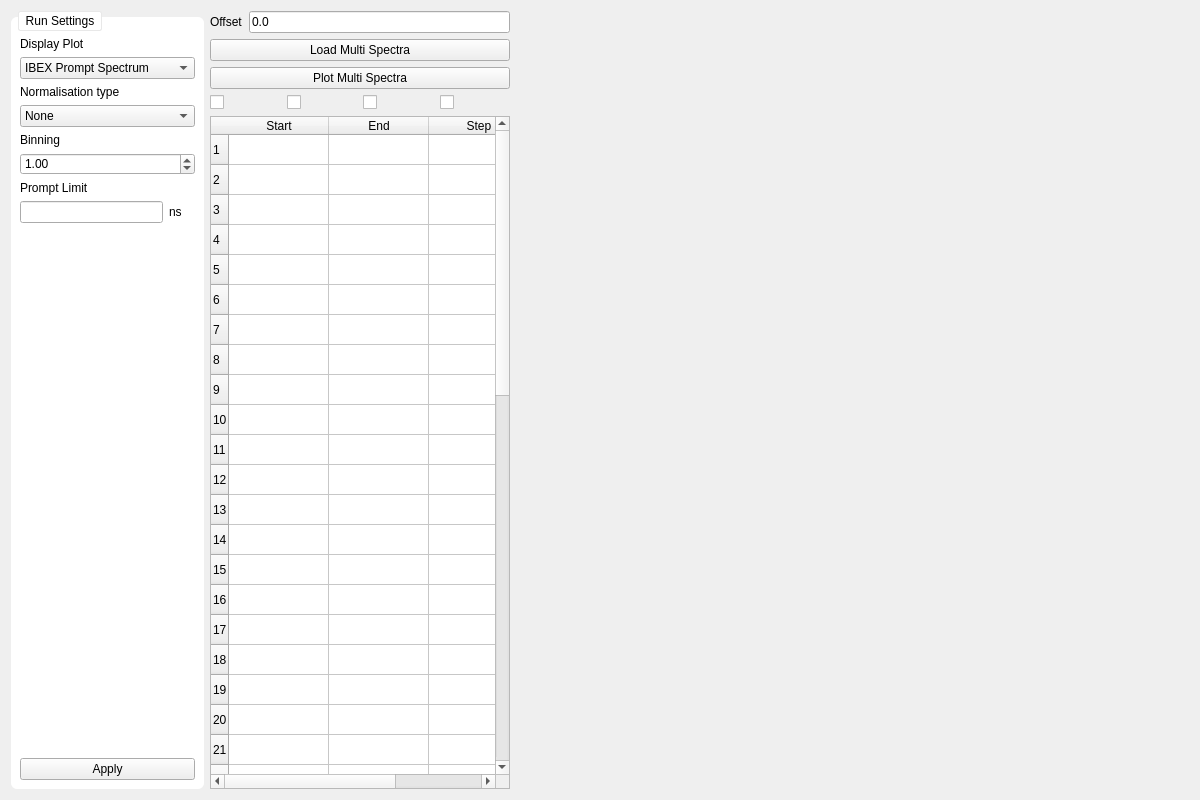
Above: src/EVA/gui/ui_files/multiplot.ui from ISISMuon/EVA before the change. Below: the same form after it.
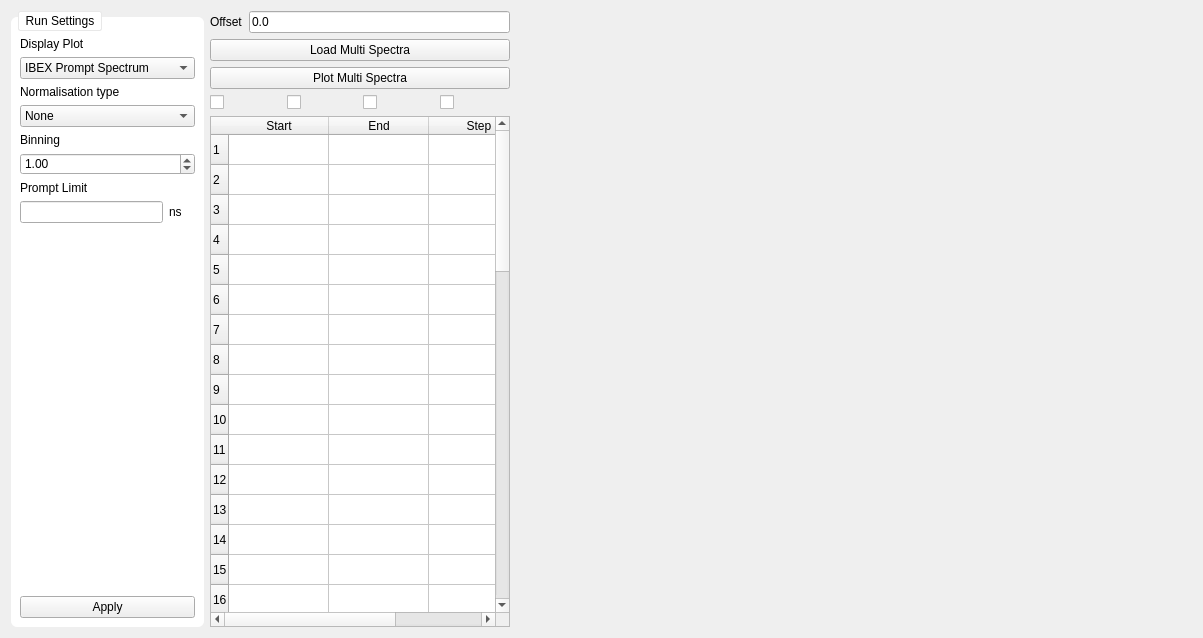
That is the form after the change. Custom widgets are drawn as their Qt base class.

Diff of the .ui file:
```diff
--- a/src/EVA/gui/ui_files/multiplot.ui
+++ b/src/EVA/gui/ui_files/multiplot.ui
@@ -6,8 +6,8 @@
    <rect>
     <x>0</x>
     <y>0</y>
-    <width>1200</width>
-    <height>800</height>
+    <width>1203</width>
+    <height>638</height>
    </rect>
   </property>
   <property name="windowTitle">
```
